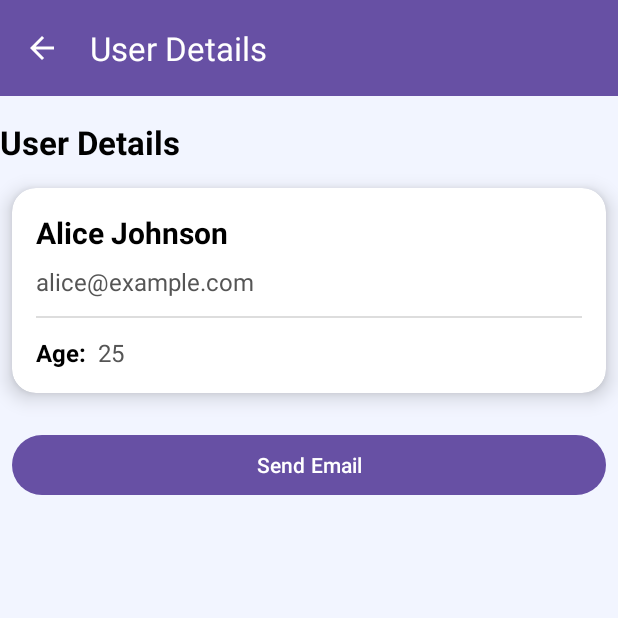
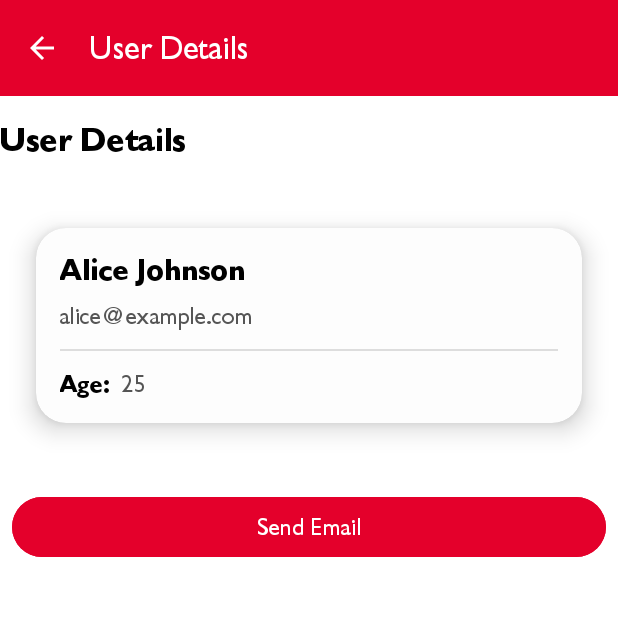
Before and after one commit to chandan7702/android-user-list-assignment, an Android app: the screen it shows after launch (UserDetailActivity), after a tap on an icon or button, on a phone screen of 412 x 824 dp, the top half of it. Run offline under Robolectric (Android 15) with nearby library versions, the phone set to English and light mode, and no system bars.

Commit message:
user list and detail activities

```diff
--- a/app/src/main/AndroidManifest.xml
+++ b/app/src/main/AndroidManifest.xml
@@ -10,7 +10,7 @@
         android:label="@string/app_name"
         android:roundIcon="@mipmap/ic_launcher_round"
         android:supportsRtl="true"
-        android:theme="@style/Theme.UserApp">
+        android:theme="@style/Base.Theme.UserApp">
 
         <activity android:name=".ui.detail.UserDetailActivity"/>
         <activity
--- a/app/src/main/java/com/chandan/userapp/ui/detail/UserDetailActivity.kt
+++ b/app/src/main/java/com/chandan/userapp/ui/detail/UserDetailActivity.kt
@@ -64,6 +64,6 @@ class UserDetailActivity : AppCompatActivity() {
     override fun finish() {
         super.finish()
         // Custom back transition
-        overridePendingTransition(android.R.anim.fade_in, android.R.anim.slide_out_right)
+        overridePendingTransition(R.anim.activity_fade_in, R.anim.activity_slide_out_down)
     }
 }
--- a/app/src/main/java/com/chandan/userapp/ui/main/MainActivity.kt
+++ b/app/src/main/java/com/chandan/userapp/ui/main/MainActivity.kt
@@ -10,6 +10,9 @@ import androidx.recyclerview.widget.RecyclerView
 import com.chandan.userapp.R
 import com.chandan.userapp.model.User
 import com.chandan.userapp.ui.detail.UserDetailActivity
+
+
+
 
 class MainActivity : AppCompatActivity() {
 
@@ -50,7 +53,7 @@ class MainActivity : AppCompatActivity() {
             // Apply layout animation
             layoutAnimation = AnimationUtils.loadLayoutAnimation(
                 this@MainActivity,
-                R.anim.layout_animation_fall_down
+                R.anim.layout_animation_pop
             )
             scheduleLayoutAnimation()
         }
@@ -64,6 +67,6 @@ class MainActivity : AppCompatActivity() {
         }
         startActivity(intent)
         // Screen transition animation
-        overridePendingTransition(android.R.anim.slide_in_left, android.R.anim.fade_out)
+        overridePendingTransition(R.anim.activity_slide_in_up, R.anim.activity_fade_out)
     }
 }
--- a/app/src/main/java/com/chandan/userapp/ui/main/UserAdapter.kt
+++ b/app/src/main/java/com/chandan/userapp/ui/main/UserAdapter.kt
@@ -24,7 +24,25 @@ class UserAdapter(
             textViewEmail.text = user.email
             textViewAvatar.text = user.name.firstOrNull()?.uppercaseChar()?.toString() ?: "?"
 
-            container.setOnClickListener { onItemClick(user) }
+            container.setOnClickListener {
+                // Small press-down then release bounce
+                container.animate()
+                    .scaleX(0.96f)
+                    .scaleY(0.96f)
+                    .setDuration(80)
+                    .withEndAction {
+                        container.animate()
+                            .scaleX(1f)
+                            .scaleY(1f)
+                            .setDuration(120)
+                            .withEndAction {
+                                // Trigger actual click after animation
+                                onItemClick(user)
+                            }
+                            .start()
+                    }
+                    .start()
+            }
         }
     }
 
--- /dev/null
+++ b/app/src/main/res/anim/activity_fade_in.xml
@@ -0,0 +1,5 @@
+<?xml version="1.0" encoding="utf-8"?>
+<alpha xmlns:android="http://schemas.android.com/apk/res/android"
+    android:fromAlpha="0.6"
+    android:toAlpha="1.0"
+    android:duration="200" />
--- /dev/null
+++ b/app/src/main/res/anim/activity_fade_out.xml
@@ -0,0 +1,5 @@
+<?xml version="1.0" encoding="utf-8"?>
+<alpha xmlns:android="http://schemas.android.com/apk/res/android"
+    android:fromAlpha="1.0"
+    android:toAlpha="0.6"
+    android:duration="200" />
--- /dev/null
+++ b/app/src/main/res/anim/activity_slide_in_up.xml
@@ -0,0 +1,14 @@
+<?xml version="1.0" encoding="utf-8"?>
+<set xmlns:android="http://schemas.android.com/apk/res/android"
+    android:interpolator="@android:interpolator/fast_out_slow_in">
+
+    <translate
+        android:fromYDelta="100%"
+        android:toYDelta="0"
+        android:duration="280" />
+
+    <alpha
+        android:fromAlpha="0.0"
+        android:toAlpha="1.0"
+        android:duration="280" />
+</set>
--- /dev/null
+++ b/app/src/main/res/anim/activity_slide_out_down.xml
@@ -0,0 +1,6 @@
+<?xml version="1.0" encoding="utf-8"?>
+<translate xmlns:android="http://schemas.android.com/apk/res/android"
+    android:fromYDelta="0"
+    android:toYDelta="100%"
+    android:duration="280"
+    android:interpolator="@android:interpolator/fast_out_slow_in" />
--- /dev/null
+++ b/app/src/main/res/anim/item_pop_in.xml
@@ -0,0 +1,18 @@
+<?xml version="1.0" encoding="utf-8"?>
+<set xmlns:android="http://schemas.android.com/apk/res/android"
+    android:interpolator="@android:interpolator/fast_out_slow_in">
+
+    <scale
+        android:fromXScale="0.9"
+        android:fromYScale="0.9"
+        android:toXScale="1.0"
+        android:toYScale="1.0"
+        android:pivotX="50%"
+        android:pivotY="50%"
+        android:duration="250" />
+
+    <alpha
+        android:fromAlpha="0.0"
+        android:toAlpha="1.0"
+        android:duration="250" />
+</set>
--- /dev/null
+++ b/app/src/main/res/anim/layout_animation_pop.xml
@@ -0,0 +1,5 @@
+<?xml version="1.0" encoding="utf-8"?>
+<layoutAnimation xmlns:android="http://schemas.android.com/apk/res/android"
+    android:delay="0.1"
+    android:animationOrder="normal"
+    android:animation="@anim/item_pop_in" />
--- a/app/src/main/res/drawable/bg_circle_avatar.xml
+++ b/app/src/main/res/drawable/bg_circle_avatar.xml
@@ -1,5 +1,5 @@
 <?xml version="1.0" encoding="utf-8"?>
 <shape xmlns:android="http://schemas.android.com/apk/res/android"
     android:shape="oval">
-    <solid android:color="#3F51B5" />
+    <solid android:color="#e4002b" />
 </shape>
--- /dev/null
+++ b/app/src/main/res/drawable/bg_detail_gradient.xml
@@ -0,0 +1,8 @@
+<?xml version="1.0" encoding="utf-8"?>
+<shape xmlns:android="http://schemas.android.com/apk/res/android">
+    <gradient
+        android:type="linear"
+        android:startColor="#EB5757"
+        android:endColor="#000000"
+        android:angle="135" />
+</shape>
--- /dev/null
+++ b/app/src/main/res/font/gibsons.xml
@@ -0,0 +1,15 @@
+<?xml version="1.0" encoding="utf-8"?>
+<font-family xmlns:android="http://schemas.android.com/apk/res/android">
+
+    <font
+        android:font="@font/gibson_regular"
+        android:fontStyle="normal"
+        android:fontWeight="400" />
+
+
+    <font
+        android:font="@font/gibson_bold"
+        android:fontStyle="normal"
+        android:fontWeight="700" />
+
+</font-family>
--- a/app/src/main/res/layout/activity_user_detail.xml
+++ b/app/src/main/res/layout/activity_user_detail.xml
@@ -5,7 +5,7 @@
     xmlns:tools="http://schemas.android.com/tools"
     android:layout_width="match_parent"
     android:layout_height="match_parent"
-    android:background="#F2F5FF"
+    android:background="@color/color_on_primary"
     tools:context=".ui.detail.UserDetailActivity">
 
     <!-- Toolbar with back button -->
@@ -14,7 +14,7 @@
         android:layout_width="0dp"
         android:layout_height="wrap_content"
         android:minHeight="?attr/actionBarSize"
-        android:background="?attr/colorPrimary"
+        android:background="@color/color_primary"
         android:theme="@style/ThemeOverlay.AppCompat.Dark.ActionBar"
         app:layout_constraintTop_toTopOf="parent"
         app:layout_constraintStart_toStartOf="parent"
@@ -39,15 +39,18 @@
         android:id="@+id/cardUserDetails"
         android:layout_width="0dp"
         android:layout_height="wrap_content"
-        android:layout_marginTop="16dp"
+        android:layout_marginTop="24dp"
         android:layout_marginHorizontal="8dp"
-        app:cardCornerRadius="16dp"
-        app:cardElevation="8dp"
+        app:cardCornerRadius="20dp"
+        app:cardElevation="10dp"
+        app:cardUseCompatPadding="true"
+        app:cardBackgroundColor="#FDFDFD"
         app:layout_constraintTop_toBottomOf="@id/textViewDetailTitle"
         app:layout_constraintStart_toStartOf="parent"
         app:layout_constraintEnd_toEndOf="parent">
 
-        <LinearLayout
+
+    <LinearLayout
             android:layout_width="match_parent"
             android:layout_height="wrap_content"
             android:orientation="vertical"
@@ -113,12 +116,17 @@
         android:layout_marginTop="24dp"
         android:layout_marginHorizontal="8dp"
         android:text="Send Email"
+        android:textAllCaps="false"
+        android:textSize="16sp"
+        android:backgroundTint="@color/color_primary"
+        android:textColor="@android:color/white"
         android:drawableStart="@android:drawable/ic_dialog_email"
         android:drawablePadding="8dp"
-        android:paddingStart="16dp"
-        android:paddingEnd="16dp"
+        android:paddingStart="20dp"
+        android:paddingEnd="20dp"
         app:layout_constraintTop_toBottomOf="@id/cardUserDetails"
         app:layout_constraintStart_toStartOf="parent"
         app:layout_constraintEnd_toEndOf="parent" />
 
+
 </androidx.constraintlayout.widget.ConstraintLayout>
--- a/app/src/main/res/values/colors.xml
+++ b/app/src/main/res/values/colors.xml
@@ -1,5 +1,9 @@
 <?xml version="1.0" encoding="utf-8"?>
 <resources>
-    <color name="black">#FF000000</color>
-    <color name="white">#FFFFFFFF</color>
+    <color name="color_primary">#E4002B</color>
+    <color name="color_primary_dark">#B60022</color>
+    <color name="color_primary_darker">#89001A</color>
+
+    <!-- Optional: contrast text color to use on top of primary -->
+    <color name="color_on_primary">#FFFFFF</color>
 </resources>
--- a/app/src/main/res/values/themes.xml
+++ b/app/src/main/res/values/themes.xml
@@ -1,9 +1,18 @@
 <resources >
     <!-- Base application theme. -->
     <style name="Base.Theme.UserApp" parent="Theme.Material3.DayNight.NoActionBar">
-        <!-- Customize your light theme here. -->
-        <!-- <item name="colorPrimary">@color/my_light_primary</item> -->
+
+        <!-- Primary brand color -->
+        <item name="colorPrimary">@color/color_primary</item>
+        <item name="colorPrimaryVariant">@color/color_primary_dark</item>
+        <item name="colorOnPrimary">@color/color_on_primary</item>
+
+        <!-- If you want toolbar, buttons etc to use it -->
+        <item name="colorAccent">@color/color_primary</item>
+
+        <item name="android:fontFamily">@font/gibsons</item>
+        <item name="fontFamily">@font/gibsons</item>
+
     </style>
 
-    <style name="Theme.UserApp" parent="Base.Theme.UserApp" />
 </resources>
```
Also changed, not shown: app/src/main/res/font/gibson_bold.ttf (added), app/src/main/res/font/gibson_regular.ttf (added).
